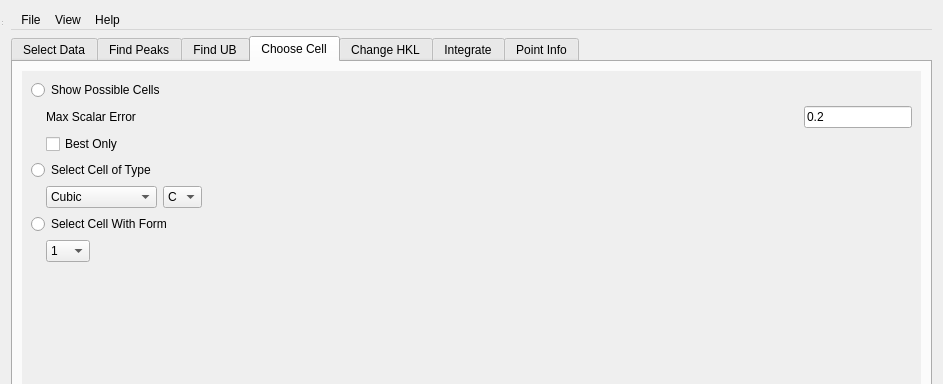
Qt form Code/Mantid/MantidQt/CustomInterfaces/inc/MantidQtCustomInterfaces/MantidEV.ui (mantidproject/mantid) before a commit; both pictures show x 0 to 943 and y 0 to 384 of the 943 by 810 pixel window.
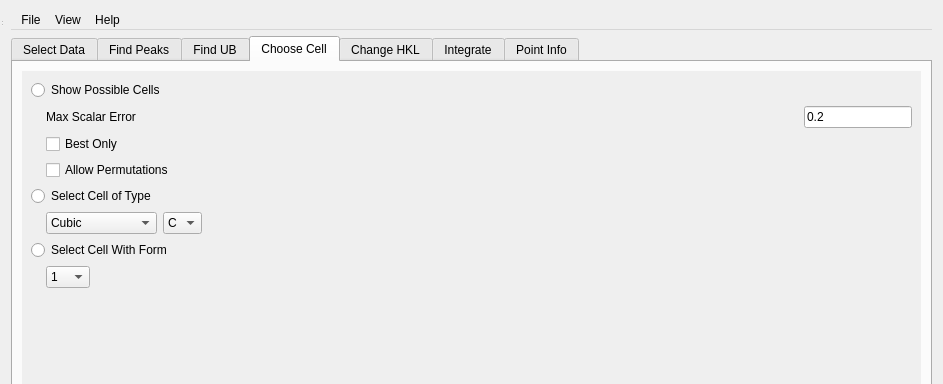
The same form after that commit. The open tabs and pages were chosen to show the change.

Commit message: Refs #9546 option for AllowPermutations with default of true

```diff
--- a/Code/Mantid/MantidQt/CustomInterfaces/inc/MantidQtCustomInterfaces/MantidEV.ui
+++ b/Code/Mantid/MantidQt/CustomInterfaces/inc/MantidQtCustomInterfaces/MantidEV.ui
@@ -1823,8 +1823,8 @@
            <rect>
             <x>0</x>
             <y>0</y>
-            <width>345</width>
-            <height>280</height>
+            <width>903</width>
+            <height>708</height>
            </rect>
           </property>
           <layout class="QVBoxLayout" name="verticalLayout_14">
@@ -1924,6 +1924,36 @@
              </item>
             </layout>
            </item>
+           <item>
+            <layout class="QHBoxLayout" name="horizontalLayout_351">
+             <item>
+              <spacer name="horizontalSpacer_371">
+               <property name="orientation">
+                <enum>Qt::Horizontal</enum>
+               </property>
+               <property name="sizeType">
+                <enum>QSizePolicy::Fixed</enum>
+               </property>
+               <property name="sizeHint" stdset="0">
+                <size>
+                 <width>15</width>
+                 <height>0</height>
+                </size>
+               </property>
+              </spacer>
+             </item>
+             <item>
+              <widget class="QCheckBox" name="AllowPermutations_ckbx">
+               <property name="toolTip">
+                <string>Allow permutations of conventional cells.</string>
+               </property>
+               <property name="text">
+                <string>Allow Permutations</string>
+               </property>
+              </widget>
+             </item>
+            </layout>
+           </item>
            <item>
             <widget class="QRadioButton" name="SelectCellOfType_rbtn">
              <property name="toolTip">
```
Left out of the diff: 14 changed lines with no effect on the pictures. The commit also changes 9 other files.
